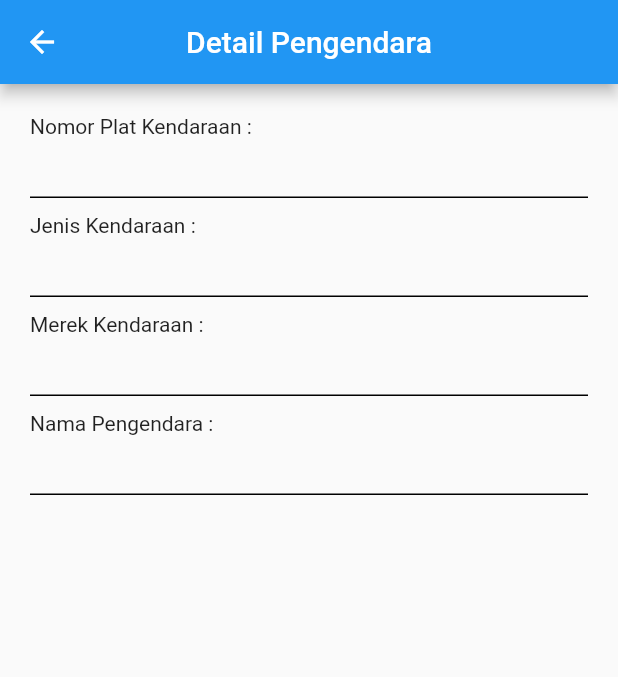
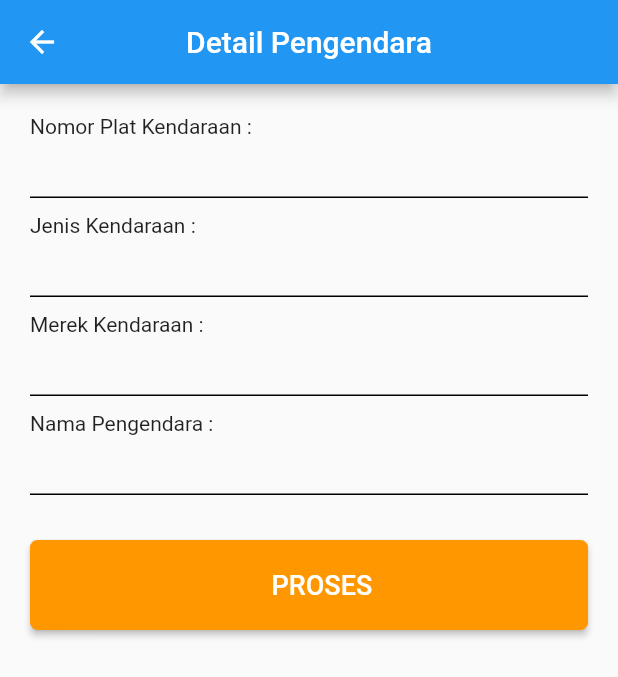
Before and after one commit to askaerlangga/unbaja_parking_app, a Flutter app: the ScannerDetailPengendaraView screen opened directly with empty values, on a phone screen of 412 x 824 dp. Shown: the top 677 px of the screen. Run offline on Flutter 3.47's test engine with Material 2 defaults, Android fonts, the phone set to English and light mode, and no system bars; our stand-ins replace cloud_firestore, firebase_auth, firebase_core, get, qr_flutter; missing offline and left inert: mobile_scanner; accounts and stored records are empty; generated files the repository leaves out were written again.

```diff
--- a/lib/app/modules/home/views/petugas/petugas_view.dart
+++ b/lib/app/modules/home/views/petugas/petugas_view.dart
@@ -39,7 +39,7 @@ class PetugasView extends GetView<HomeController> {
                   icon: Icons.qr_code,
                   onPressed: () {
                     Get.toNamed(Routes.QRCODE_SCANNER,
-                        arguments: controller.nameUser);
+                        arguments: controller.uid);
                   }),
               MenuButton(
                   label: 'Pengendara Umum / Tamu',
--- a/lib/app/modules/pengendara/tambah_edit_kendaraan/views/tambah_edit_kendaraan_view.dart
+++ b/lib/app/modules/pengendara/tambah_edit_kendaraan/views/tambah_edit_kendaraan_view.dart
@@ -74,7 +74,7 @@ class TambahEditKendaraanView extends GetView<TambahEditKendaraanController> {
                 onPressed: () {
                   if (Get.arguments[1] == 'Tambah Kendaraan') {
                     controller.tambahKendaraan(
-                        Get.arguments,
+                        Get.arguments[0],
                         controller.dropdownValue!,
                         controller.merek.text,
                         controller.nomorPlat.text);
--- a/lib/app/modules/petugas/qrcode_scanner/controllers/qrcode_scanner_controller.dart
+++ b/lib/app/modules/petugas/qrcode_scanner/controllers/qrcode_scanner_controller.dart
@@ -5,6 +5,10 @@ import 'package:mobile_scanner/mobile_scanner.dart';
 
 class QrcodeScannerController extends GetxController {
   var db = FirebaseFirestore.instance;
+  String? idPengendara;
+  String? idKendaraan;
+  String? idPetugas;
+
   MobileScannerController cameraController = MobileScannerController();
   var scanCode = ''.obs;
   TextEditingController nomorPlat = TextEditingController();
@@ -19,4 +23,15 @@ class QrcodeScannerController extends GetxController {
     var dataPengendara = db.collection('users').doc(uid);
     return dataPengendara.get();
   }
+
+  void parkirMasuk() {
+    db.collection('parking').add({
+      'masuk': FieldValue.serverTimestamp(),
+      'kendaraan': idKendaraan,
+      'pengendara': idPengendara,
+      'petugas': idPetugas
+    });
+    Get.back();
+    Get.defaultDialog(middleText: 'Kendaraan Masuk');
+  }
 }
--- a/lib/app/modules/petugas/qrcode_scanner/views/scanner_detail_pengendara_view.dart
+++ b/lib/app/modules/petugas/qrcode_scanner/views/scanner_detail_pengendara_view.dart
@@ -4,6 +4,7 @@ import 'package:flutter/material.dart';
 import 'package:get/get.dart';
 import 'package:unbaja_parking_app/app/modules/petugas/qrcode_scanner/container_detail_pengendara_widget.dart';
 import 'package:unbaja_parking_app/app/modules/petugas/qrcode_scanner/controllers/qrcode_scanner_controller.dart';
+import 'package:unbaja_parking_app/app/widgets/custom_button.dart';
 
 class ScannerDetailPengendaraView extends GetView<QrcodeScannerController> {
   const ScannerDetailPengendaraView({Key? key}) : super(key: key);
@@ -20,6 +21,9 @@ class ScannerDetailPengendaraView extends GetView<QrcodeScannerController> {
           if (snapshot.connectionState == ConnectionState.done &&
               snapshot.data?.data() != null) {
             var dataKendaraan = snapshot.data!.data() as Map<String, dynamic>;
+            controller.idKendaraan = Get.arguments[0];
+            controller.idPengendara = dataKendaraan['pemilik'];
+            controller.idPetugas = Get.arguments[1];
             return ListView(
               padding: const EdgeInsets.all(20),
               children: [
@@ -46,6 +50,14 @@ class ScannerDetailPengendaraView extends GetView<QrcodeScannerController> {
                               middleText: userData['nama']);
                         }
                         return const Text('');
+                      }),
+                  const SizedBox(
+                    height: 20,
+                  ),
+                  CustomButton(
+                      label: 'PROSES',
+                      onPressed: () {
+                        controller.parkirMasuk();
                       })
                 ])
               ],
```
